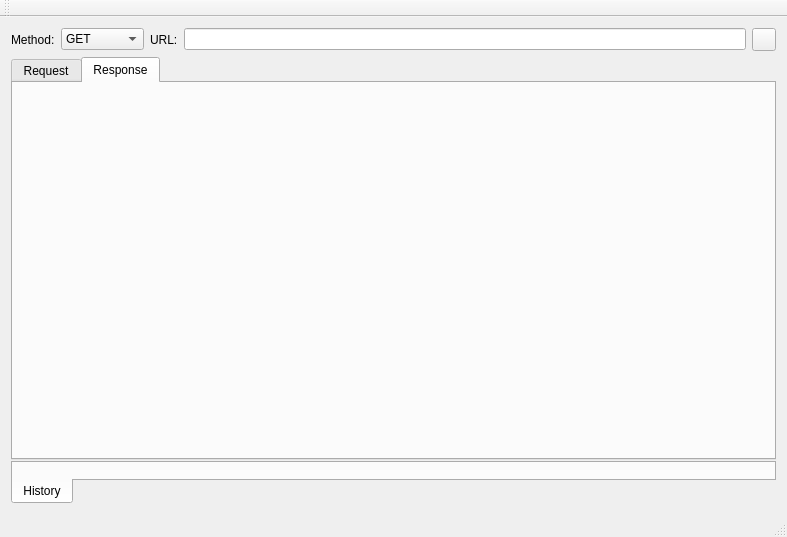
amilaperera/RESTer, file src/gui/mainwindow.ui: the form before one commit.
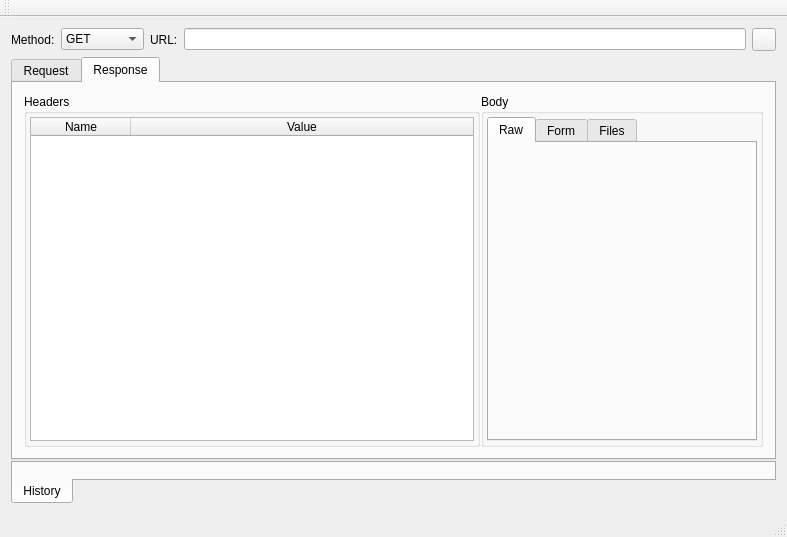
The form after the commit. The open tabs and pages were chosen to show the change. Icons and pictures are not drawn.

Commit message: response tab widget initial widgets and changing sending icon

```diff
--- a/src/gui/mainwindow.ui
+++ b/src/gui/mainwindow.ui
@@ -223,6 +223,107 @@
         <attribute name="title">
          <string>Response</string>
         </attribute>
+        <layout class="QGridLayout" name="gridLayout_7">
+         <item row="0" column="0">
+          <widget class="QSplitter" name="respHeaderBodyHSplitter">
+           <property name="orientation">
+            <enum>Qt::Horizontal</enum>
+           </property>
+           <property name="opaqueResize">
+            <bool>false</bool>
+           </property>
+           <property name="handleWidth">
+            <number>1</number>
+           </property>
+           <widget class="QGroupBox" name="respHeadersGroupBox">
+            <property name="title">
+             <string>Headers</string>
+            </property>
+            <property name="flat">
+             <bool>false</bool>
+            </property>
+            <layout class="QGridLayout" name="gridLayout_5">
+             <property name="leftMargin">
+              <number>3</number>
+             </property>
+             <property name="topMargin">
+              <number>3</number>
+             </property>
+             <property name="rightMargin">
+              <number>3</number>
+             </property>
+             <property name="bottomMargin">
+              <number>3</number>
+             </property>
+             <property name="spacing">
+              <number>3</number>
+             </property>
+             <item row="0" column="0">
+              <widget class="QTableWidget" name="respHeadersTableWidget">
+               <attribute name="horizontalHeaderStretchLastSection">
+                <bool>true</bool>
+               </attribute>
+               <column>
+                <property name="text">
+                 <string>Name</string>
+                </property>
+               </column>
+               <column>
+                <property name="text">
+                 <string>Value</string>
+                </property>
+               </column>
+              </widget>
+             </item>
+            </layout>
+           </widget>
+           <widget class="QGroupBox" name="respBodyGroupBox">
+            <property name="title">
+             <string>Body</string>
+            </property>
+            <layout class="QGridLayout" name="gridLayout_6">
+             <property name="leftMargin">
+              <number>3</number>
+             </property>
+             <property name="topMargin">
+              <number>3</number>
+             </property>
+             <property name="rightMargin">
+              <number>3</number>
+             </property>
+             <property name="bottomMargin">
+              <number>3</number>
+             </property>
+             <property name="spacing">
+              <number>3</number>
+             </property>
+             <item row="0" column="0">
+              <widget class="QTabWidget" name="respBodyTabWidget">
+               <property name="currentIndex">
+                <number>0</number>
+               </property>
+               <widget class="QWidget" name="respRawTab">
+                <attribute name="title">
+                 <string>Raw</string>
+                </attribute>
+               </widget>
+               <widget class="QWidget" name="respFormTab">
+                <attribute name="title">
+                 <string>Form</string>
+                </attribute>
+               </widget>
+               <widget class="QWidget" name="respFilesTab">
+                <attribute name="title">
+                 <string>Files</string>
+                </attribute>
+               </widget>
+              </widget>
+             </item>
+            </layout>
+           </widget>
+          </widget>
+         </item>
+        </layout>
        </widget>
       </widget>
       <widget class="QTabWidget" name="bottomTabWidget">
```
Left out of the diff: 18 changed lines with no effect on the pictures. The commit also changes 3 other files.
